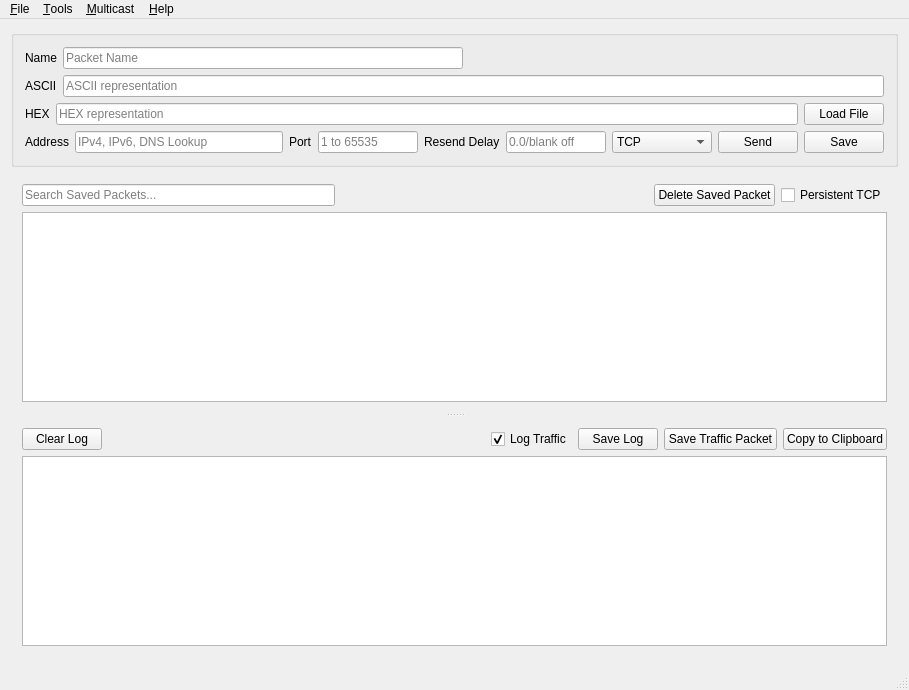
Qt form src/mainwindow.ui (dannagle/PacketSender) before a commit.
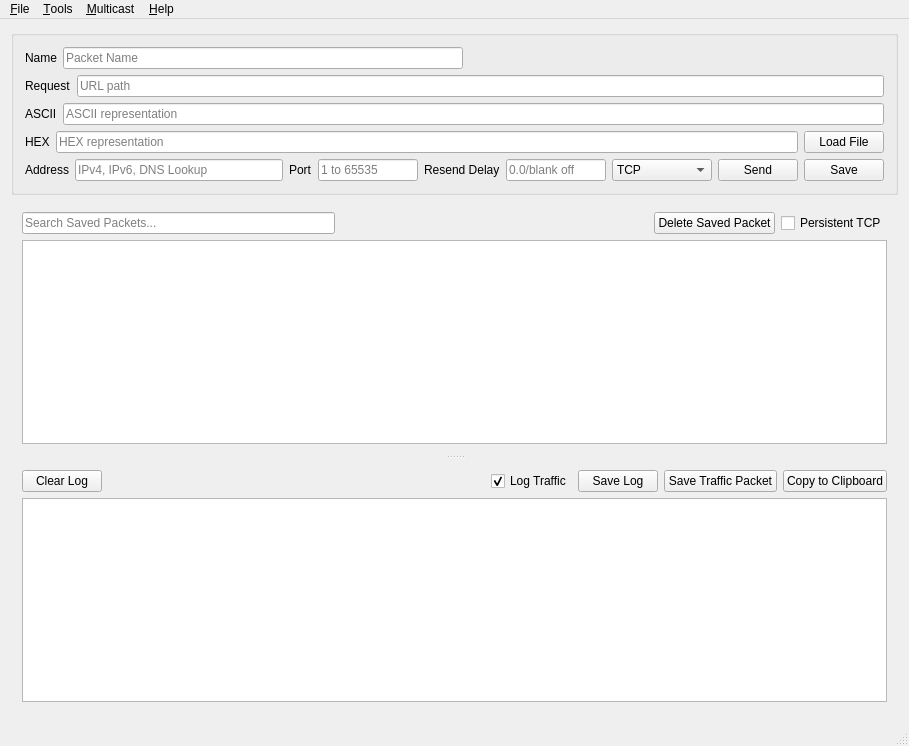
The same form after that commit. Icons and pictures are not drawn.

```diff
--- a/src/mainwindow.ui
+++ b/src/mainwindow.ui
@@ -7,20 +7,26 @@
     <x>0</x>
     <y>0</y>
     <width>909</width>
-    <height>690</height>
+    <height>746</height>
    </rect>
   </property>
   <property name="windowTitle">
    <string>MainWindow</string>
   </property>
   <widget class="QWidget" name="centralWidget">
-   <layout class="QVBoxLayout" name="verticalLayout_3">
+   <layout class="QVBoxLayout" name="verticalLayout_4">
     <item>
      <widget class="QGroupBox" name="packetSetupGroup">
+      <property name="minimumSize">
+       <size>
+        <width>0</width>
+        <height>150</height>
+       </size>
+      </property>
       <property name="title">
        <string/>
       </property>
-      <layout class="QVBoxLayout" name="verticalLayout_4">
+      <layout class="QVBoxLayout" name="verticalLayout_3">
        <item>
         <layout class="QHBoxLayout" name="horizontalLayout_4">
          <item>
@@ -59,9 +65,30 @@
         </layout>
        </item>
        <item>
-        <layout class="QHBoxLayout" name="horizontalLayout_3">
+        <layout class="QHBoxLayout" name="requestLayout">
          <item>
-          <widget class="QLabel" name="serialHexLabel">
+          <widget class="QLabel" name="requestLabel">
+           <property name="text">
+            <string>Request</string>
+           </property>
+          </widget>
+         </item>
+         <item>
+          <widget class="QLineEdit" name="requestPathEdit">
+           <property name="placeholderText">
+            <string>URL path</string>
+           </property>
+           <property name="clearButtonEnabled">
+            <bool>true</bool>
+           </property>
+          </widget>
+         </item>
+        </layout>
+       </item>
+       <item>
+        <layout class="QHBoxLayout" name="asciiLayout">
+         <item>
+          <widget class="QLabel" name="asciiLabel">
            <property name="text">
             <string>ASCII</string>
            </property>
@@ -80,7 +107,7 @@
         </layout>
        </item>
        <item>
-        <layout class="QHBoxLayout" name="horizontalLayout_5">
+        <layout class="QHBoxLayout" name="hexHorizLayout">
          <item>
           <widget class="QLabel" name="serialASCIILabel">
            <property name="text">
@@ -89,8 +116,6 @@
           </widget>
          </item>
          <item>
-          <layout class="QHBoxLayout" name="horizontalLayout_2">
-           <item>
             <widget class="QLineEdit" name="packetHexEdit">
              <property name="placeholderText">
               <string>HEX representation</string>
@@ -109,8 +134,6 @@
            </item>
           </layout>
          </item>
-        </layout>
-       </item>
        <item>
         <layout class="QVBoxLayout" name="verticalLayout_2">
          <item>
```
Left out of the diff: 4 changed lines with no effect on the pictures. Lines whose indentation alone changed are shown as unchanged.
